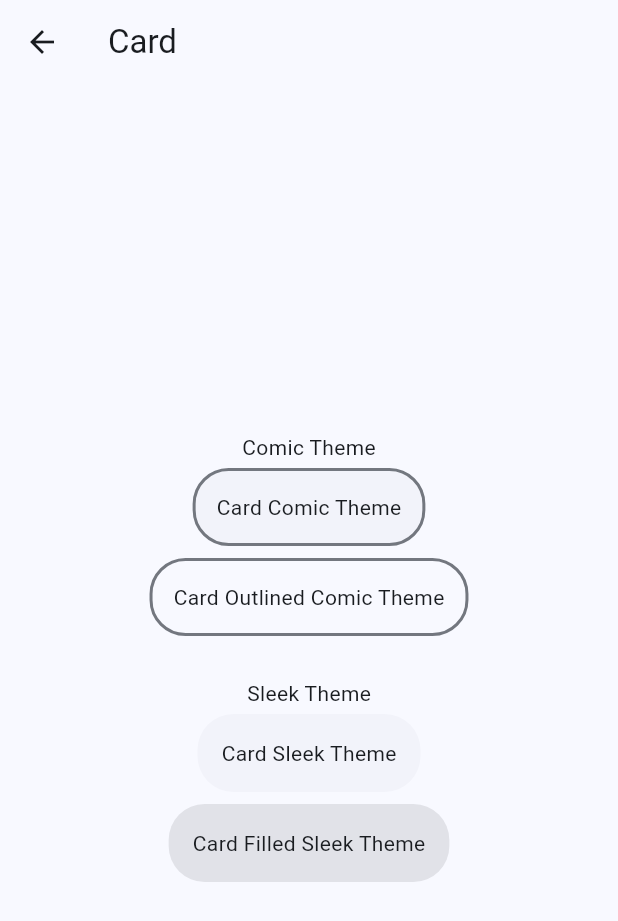
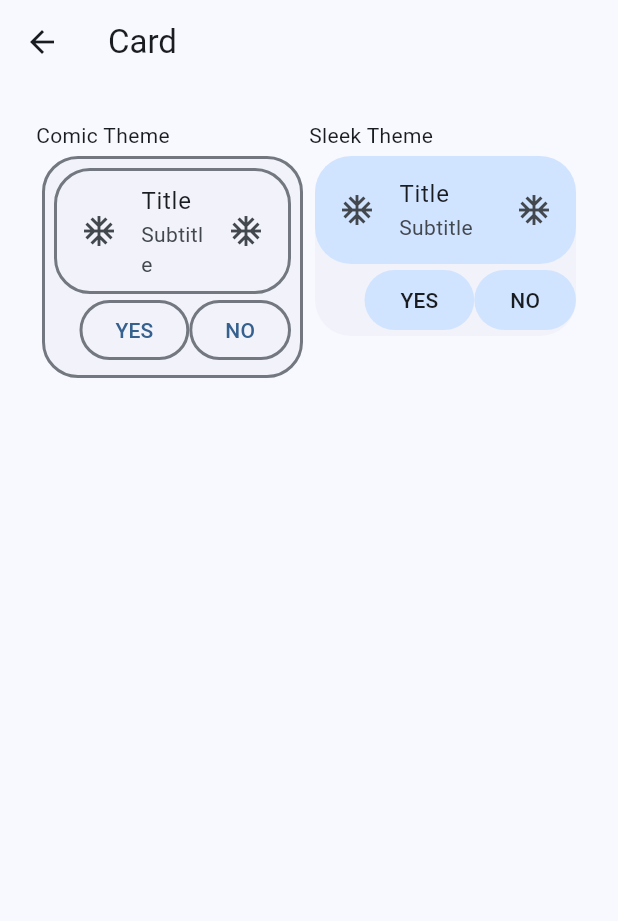
Before and after one commit to thruthesky/easy_design_system_backup_2024_09_24, a Flutter app: the CardScreen screen opened directly, on a phone screen of 412 x 824 dp. Shown: the top 921 px of the screen. Run offline on Flutter 3.47's test engine with Material 3 defaults, Android fonts, the phone set to English and light mode, and no system bars; our stand-ins replace cached_network_image, rxdart, smooth_page_indicator; missing offline and left inert: loop_page_view, markdown_widget.

Commit message:
card update

```diff
--- a/example/lib/screens/card/card.screen.dart
+++ b/example/lib/screens/card/card.screen.dart
@@ -10,56 +10,59 @@ class CardScreen extends StatelessWidget {
       appBar: AppBar(
         title: const Text('Card'),
       ),
-      body: SizedBox(
-        width: double.infinity,
-        child: Column(
-          crossAxisAlignment: CrossAxisAlignment.center,
-          mainAxisAlignment: MainAxisAlignment.center,
-          children: [
-            const Text('Comic Theme'),
-            Theme(
-              data: ComicTheme.of(context),
-              child: const Card(
+      body: Padding(
+        padding: const EdgeInsets.all(24.0),
+        child: Table(children: const [
+          TableRow(
+            children: [
+              Text('Comic Theme'),
+              Text('Sleek Theme'),
+            ],
+          ),
+          TableRow(children: [
+            ComicTheme(
+              child: Card(
                 child: Padding(
-                  padding: EdgeInsets.all(16.0),
-                  child: Text('Card Comic Theme'),
+                  padding: EdgeInsets.all(8.0),
+                  child: CardChild(),
                 ),
               ),
             ),
-            Theme(
-              data: ComicTheme.of(context),
-              child: const Card.outlined(
-                child: Padding(
-                  padding: EdgeInsets.all(16.0),
-                  child: Text('Card Outlined Comic Theme'),
-                ),
+            SleekTheme(
+              child: Card(
+                child: CardChild(),
               ),
             ),
-            const SizedBox(
-              height: 24,
-            ),
-            const Text('Sleek Theme'),
-            Theme(
-              data: SleekTheme.of(context),
-              child: const Card(
-                child: Padding(
-                  padding: EdgeInsets.all(16.0),
-                  child: Text('Card Sleek Theme'),
-                ),
-              ),
-            ),
-            Theme(
-              data: SleekTheme.of(context),
-              child: const Card.filled(
-                child: Padding(
-                  padding: EdgeInsets.all(16.0),
-                  child: Text('Card Filled Sleek Theme'),
-                ),
-              ),
-            ),
-          ],
-        ),
+          ])
+        ]),
       ),
     );
   }
 }
+
+class CardChild extends StatelessWidget {
+  const CardChild({
+    super.key,
+  });
+
+  @override
+  Widget build(BuildContext context) {
+    return Column(
+      children: [
+        const ListTile(
+          title: Text('Title'),
+          subtitle: Text('Subtitle'),
+          leading: Icon(Icons.ac_unit),
+          trailing: Icon(Icons.ac_unit),
+        ),
+        Row(
+          children: [
+            const Spacer(),
+            ElevatedButton(onPressed: () {}, child: const Text("YES")),
+            ElevatedButton(onPressed: () {}, child: const Text("NO"))
+          ],
+        ),
+      ],
+    );
+  }
+}
```
